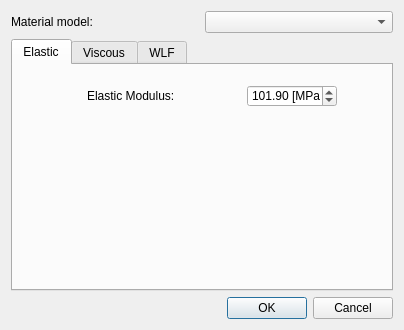
Old version of the form DlgNewMaterial.ui in the repository LuisCarlosRojasTorres/ViscoQT.
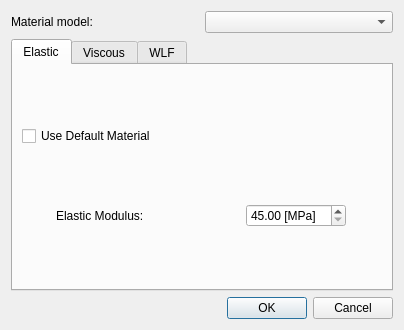
New version of the form.

Diff of the .ui file:
```diff
--- a/DlgNewMaterial.ui
+++ b/DlgNewMaterial.ui
@@ -37,15 +37,15 @@
       <attribute name="title">
        <string>Elastic</string>
       </attribute>
-      <widget class="QWidget" name="">
-       <property name="geometry">
-        <rect>
-         <x>70</x>
-         <y>20</y>
-         <width>258</width>
-         <height>22</height>
-        </rect>
-       </property>
+      <layout class="QVBoxLayout" name="verticalLayout_5">
+       <item>
+        <widget class="QCheckBox" name="checkBox_ElasticDefault">
+         <property name="text">
+          <string>Use Default Material</string>
+         </property>
+        </widget>
+       </item>
+       <item>
        <layout class="QHBoxLayout" name="horizontalLayout_6">
         <item>
          <widget class="QLabel" name="label_6">
@@ -70,13 +70,13 @@
          <widget class="QDoubleSpinBox" name="dSB_ElasticModulus">
           <property name="minimumSize">
            <size>
-            <width>90</width>
+             <width>100</width>
             <height>0</height>
            </size>
           </property>
           <property name="maximumSize">
            <size>
-            <width>90</width>
+             <width>100</width>
             <height>16777215</height>
            </size>
           </property>
@@ -93,12 +93,13 @@
            <double>200.000000000000000</double>
           </property>
           <property name="value">
-           <double>101.900000000000006</double>
+            <double>45.000000000000000</double>
           </property>
          </widget>
         </item>
        </layout>
-      </widget>
+       </item>
+      </layout>
      </widget>
      <widget class="QWidget" name="tab_viscous">
       <attribute name="title">
```
Left out of the diff: 37 changed lines with no effect on the pictures. Lines whose indentation alone changed are shown as unchanged.
